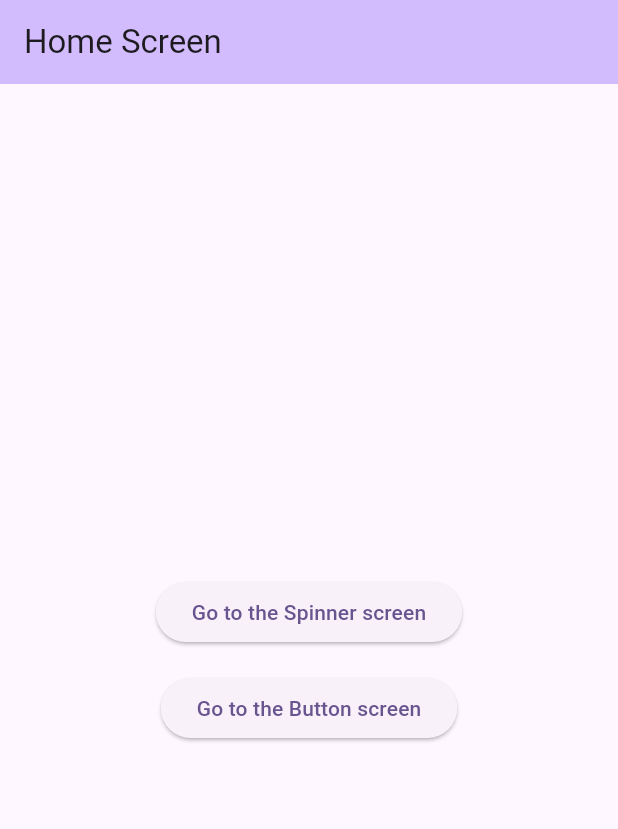
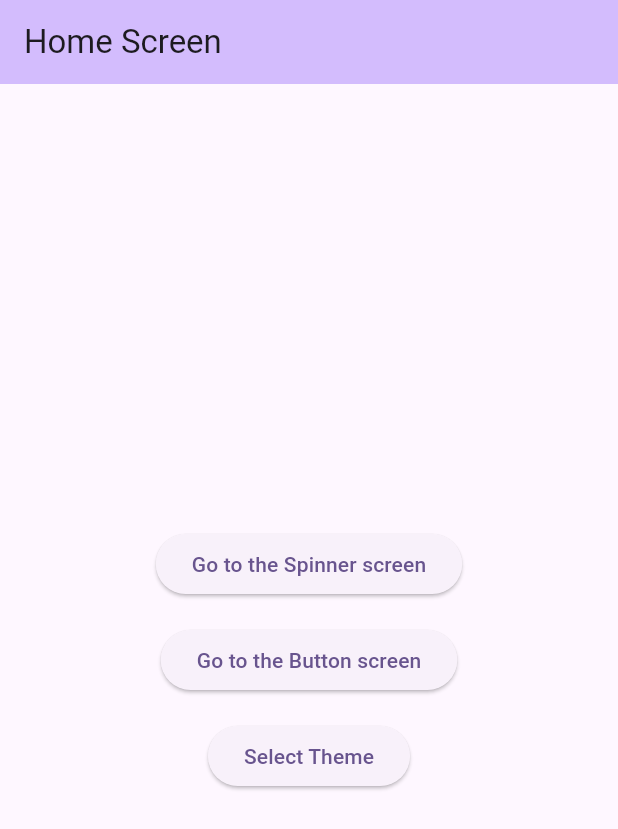
Before and after one commit to BrianCraig/LineUI, a Flutter app: the screen it shows after launch, on a phone screen of 412 x 824 dp. Shown: the top 829 px of the screen. Run offline on Flutter 3.47's test engine with Material 3 defaults, Android fonts, the phone set to English and light mode, and no system bars; our stand-ins replace flutter_riverpod, go_router.

Commit message:
feat `LineTheme`: implemented `InheritedWidget` functionality

```diff
--- a/lib/components/line_theme.dart
+++ b/lib/components/line_theme.dart
@@ -13,7 +13,7 @@ const theme = LineTheme(
 
  */
 
-const _defaultTheme = LineTheme(
+const defaultTheme = LineTheme(
   textColor: Color(0xFF0a0306),
   backgroundColor: Color(0xFFfbf3f7),
   primaryColor: Color(0xFFe16db0),
@@ -21,7 +21,7 @@ const _defaultTheme = LineTheme(
   accentColor: Color(0xFF67c6d1),
 );
 
-const _darkTheme = LineTheme(
+const darkTheme = LineTheme(
   textColor: Color(0xFFe6f3e8),
   backgroundColor: Color(0xFF0a180c),
   primaryColor: Color(0xFF9bdda5),
@@ -47,7 +47,36 @@ class LineTheme {
 
   final double lineWidth;
 
+  static LineTheme? maybeOf(BuildContext context) {
+    return context
+        .dependOnInheritedWidgetOfExactType<LineThemeProvider>()
+        ?.theme;
+  }
+
   static LineTheme of(BuildContext context) {
-    return _darkTheme;
+    final LineTheme? result = maybeOf(context);
+    assert(result != null, 'No LineThemeProvider found in context');
+    return result!;
+  }
+
+  static Map<String, LineTheme> demoThemes() {
+    return const {
+      "default": defaultTheme,
+      "dark": darkTheme,
+    };
   }
 }
+
+class LineThemeProvider extends InheritedWidget {
+  const LineThemeProvider({
+    super.key,
+    required this.theme,
+    required super.child,
+  });
+
+  final LineTheme theme;
+
+  @override
+  bool updateShouldNotify(LineThemeProvider oldWidget) =>
+      theme != oldWidget.theme;
+}
--- a/lib/main.dart
+++ b/lib/main.dart
@@ -2,13 +2,19 @@ import 'package:flutter/material.dart';
 import 'package:flutter_riverpod/flutter_riverpod.dart';
 import 'package:go_router/go_router.dart';
 import 'package:test_app/components/components.dart';
+import 'package:test_app/components/line_theme.dart';
 import 'package:test_app/screens/buttons_screen.dart';
+import 'package:test_app/screens/theme_selector_screen.dart';
 
 import 'helpers/screen_information.dart';
 import 'providers/providers.dart';
 
 void main() {
-  runApp(const MyApp());
+  runApp(
+    const ProviderScope(
+      child: MyApp(),
+    ),
+  );
 }
 
 /// The route configuration.
@@ -30,6 +36,12 @@ final GoRouter _router = GoRouter(
           path: 'button',
           builder: (BuildContext context, GoRouterState state) {
             return ButtonsScreen();
+          },
+        ),
+        GoRoute(
+          path: 'theme-selector',
+          builder: (BuildContext context, GoRouterState state) {
+            return ThemeSelectorScreen();
           },
         ),
       ],
@@ -64,6 +76,13 @@ class HomeScreen extends StatelessWidget {
               onPressed: () => context.go('/button'),
               child: const Text('Go to the Button screen'),
             ),
+            SizedBox(
+              height: 16,
+            ),
+            ElevatedButton(
+              onPressed: () => context.go('/theme-selector'),
+              child: const Text('Select Theme'),
+            ),
           ],
         ),
       ),
@@ -71,12 +90,13 @@ class HomeScreen extends StatelessWidget {
   }
 }
 
-class MyApp extends StatelessWidget {
+class MyApp extends ConsumerWidget {
   const MyApp({super.key});
 
   @override
-  Widget build(BuildContext context) {
-    return ProviderScope(
+  Widget build(BuildContext context, WidgetRef ref) {
+    return LineThemeProvider(
+      theme: ref.watch(lineThemeProvider),
       child: MaterialApp.router(
         title: 'Flutter Demo',
         theme: ThemeData(
--- a/lib/providers/providers.dart
+++ b/lib/providers/providers.dart
@@ -4,3 +4,7 @@ import 'package:test_app/components/components.dart';
 final spinnerStateProvider = StateProvider<SpinnerState>(
   (ref) => SpinnerState.loading,
 );
+
+final lineThemeProvider = StateProvider<LineTheme>(
+  (ref) => LineTheme.demoThemes()['default']!,
+);
```
Also changed, not shown: lib/screens/theme_selector_screen.dart (added, +37 -0 lines).
